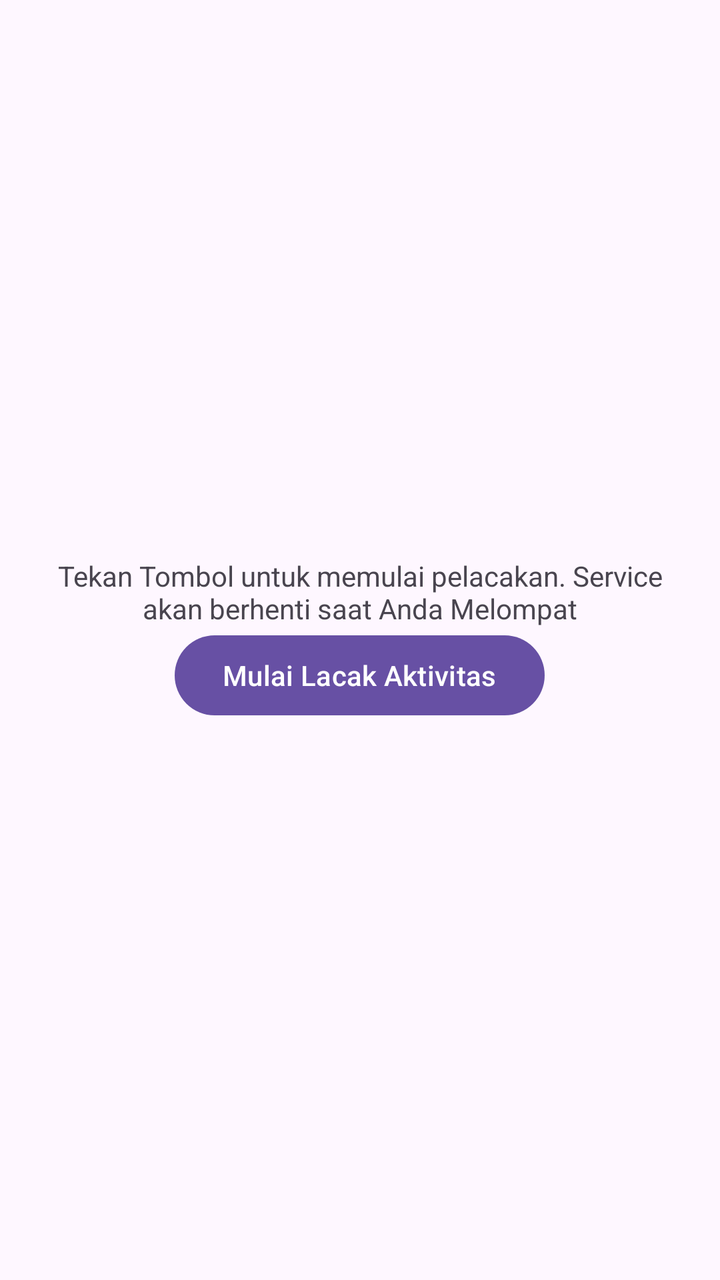
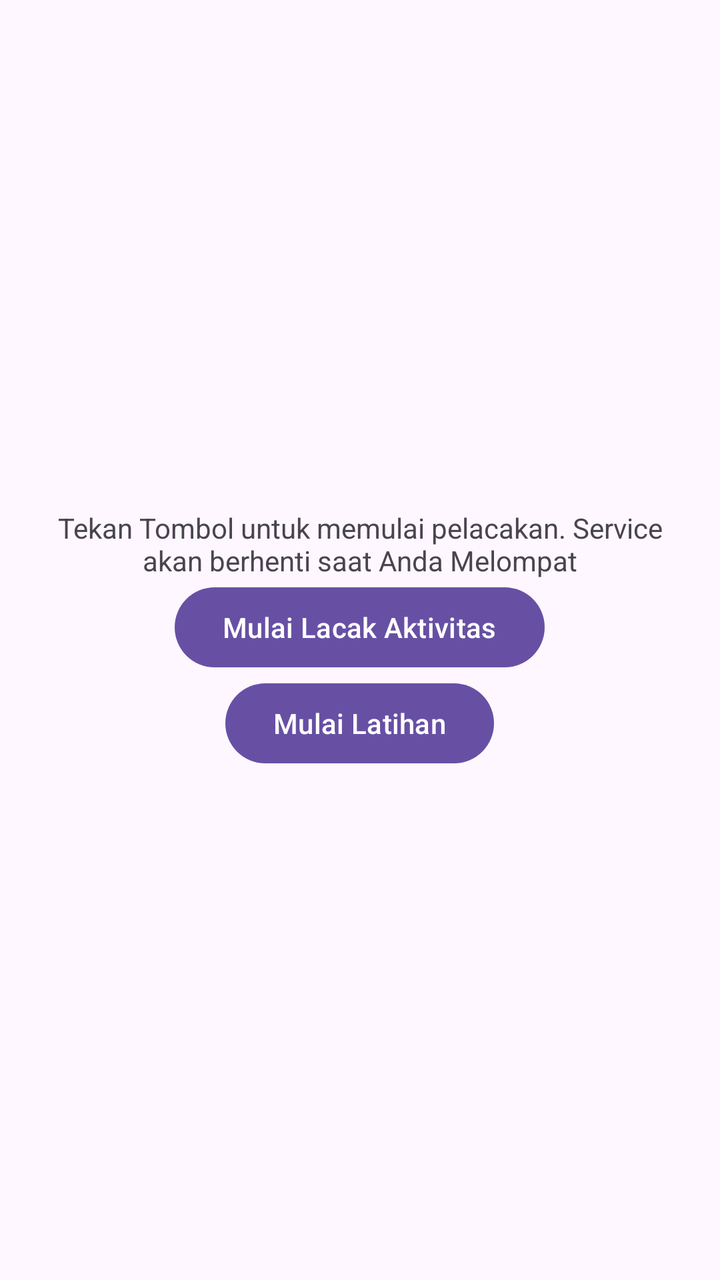

Before-and-after screenshots of an Android layout around one commit, followed by the original layout XML and the change that was made.
<!-- AndroidManifest.xml: application theme Theme.BackgroundServices -->
<!-- res/layout/activity_main.xml -->
<?xml version="1.0" encoding="utf-8"?>
<LinearLayout
    xmlns:android="http://schemas.android.com/apk/res/android"
    android:id="@+id/main"
    android:layout_width="match_parent"
    android:layout_height="match_parent"
    android:orientation="vertical"
    android:gravity="center"
    android:padding="16dp">

    <TextView
        android:id="@+id/statusTextView"
        android:layout_width="wrap_content"
        android:layout_height="wrap_content"
        android:text="@string/a"
        android:textAlignment="center"/>

    <Button
        android:id="@+id/btnStart"
        android:layout_width="wrap_content"
        android:layout_height="wrap_content"
        android:text="@string/b"/>

</LinearLayout>
<!-- resources referenced by this layout -->
<resources>
  <string name="a">Tekan Tombol untuk memulai pelacakan. Service akan berhenti saat Anda Melompat</string>
  <string name="b">Mulai Lacak Aktivitas</string>
  <style name="Theme.BackgroundServices" parent="Base.Theme.BackgroundServices" />
  <style name="Base.Theme.BackgroundServices" parent="Theme.Material3.DayNight.NoActionBar">
          
          
      </style>
</resources>

<!-- the commit's change to res/layout/activity_main.xml (unified diff, before → after) -->
@@ -21,4 +21,10 @@
         android:layout_height="wrap_content"
         android:text="@string/b"/>
 
+    <Button
+        android:id="@+id/btnLatihan"
+        android:layout_width="wrap_content"
+        android:layout_height="wrap_content"
+        android:text="@string/lat"/>
+
 </LinearLayout>
<!-- resource entries referenced after the edit -->
@@ -2,6 +2,7 @@
 <resources>
   <string name="a">Tekan Tombol untuk memulai pelacakan. Service akan berhenti saat Anda Melompat</string>
   <string name="b">Mulai Lacak Aktivitas</string>
+  <string name="lat">Mulai Latihan</string>
   <style name="Theme.BackgroundServices" parent="Base.Theme.BackgroundServices" />
   <style name="Base.Theme.BackgroundServices" parent="Theme.Material3.DayNight.NoActionBar">
           
